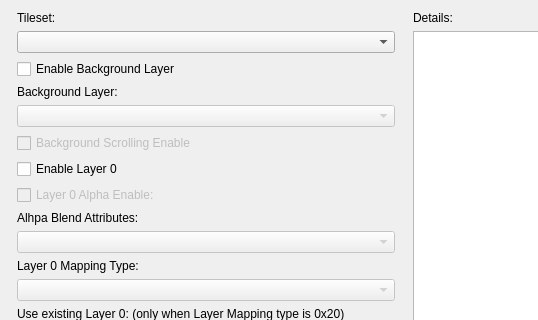
Before: the Qt Designer form Dialog/RoomConfigDialog.ui in wario-land/WL4Editor, drawn with Qt 5; both pictures show x 0 to 538 and y 0 to 320 of the 807 by 626 pixel window.
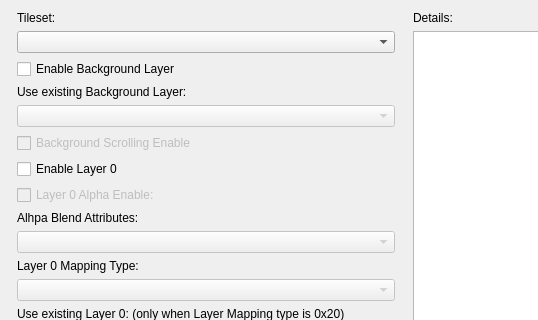
After: the same form once the commit is applied.

Commit message: more details on RoomConfigDialog

```diff
--- a/Dialog/RoomConfigDialog.ui
+++ b/Dialog/RoomConfigDialog.ui
@@ -50,7 +50,7 @@
        <item>
         <widget class="QLabel" name="label_3">
          <property name="text">
-          <string>Background Layer:</string>
+          <string>Use existing Background Layer:</string>
          </property>
         </widget>
        </item>
```
The commit also changes 2 other files.
